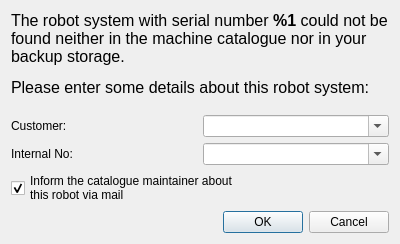
Before: the Qt Designer form common/ui/dialoggetmachinedata.ui in vdg1/cs8Tools, drawn with Qt 5.
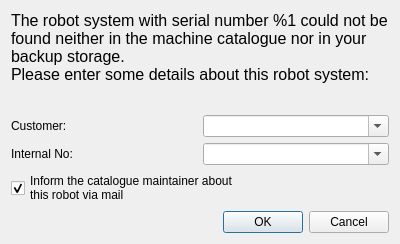
After: the same form once the commit is applied.

Patch:
```diff
--- a/common/ui/dialoggetmachinedata.ui
+++ b/common/ui/dialoggetmachinedata.ui
@@ -16,11 +16,17 @@
   <layout class="QVBoxLayout" name="verticalLayout">
    <item>
     <widget class="QLabel" name="lbHeader">
+     <property name="font">
+      <font>
+       <pointsize>12</pointsize>
+      </font>
+     </property>
      <property name="text">
-      <string>&lt;html&gt;&lt;head/&gt;&lt;body&gt;&lt;p&gt;&lt;span style=&quot; font-size:12pt;&quot;&gt;The robot system with serial number &lt;/span&gt;&lt;span style=&quot; font-size:12pt; font-weight:600;&quot;&gt;%1&lt;/span&gt;&lt;span style=&quot; font-size:12pt;&quot;&gt; could not be found neither in the machine catalogue nor in your backup storage.&lt;/span&gt;&lt;/p&gt;&lt;p&gt;&lt;span style=&quot; font-size:12pt;&quot;&gt;Please enter some details about this robot system:&lt;/span&gt;&lt;/p&gt;&lt;/body&gt;&lt;/html&gt;</string>
+      <string>The robot system with serial number %1 could not be found neither in the machine catalogue nor in your backup storage.
+Please enter some details about this robot system:</string>
      </property>
      <property name="textFormat">
-      <enum>Qt::RichText</enum>
+      <enum>Qt::PlainText</enum>
      </property>
      <property name="wordWrap">
       <bool>true</bool>
```
